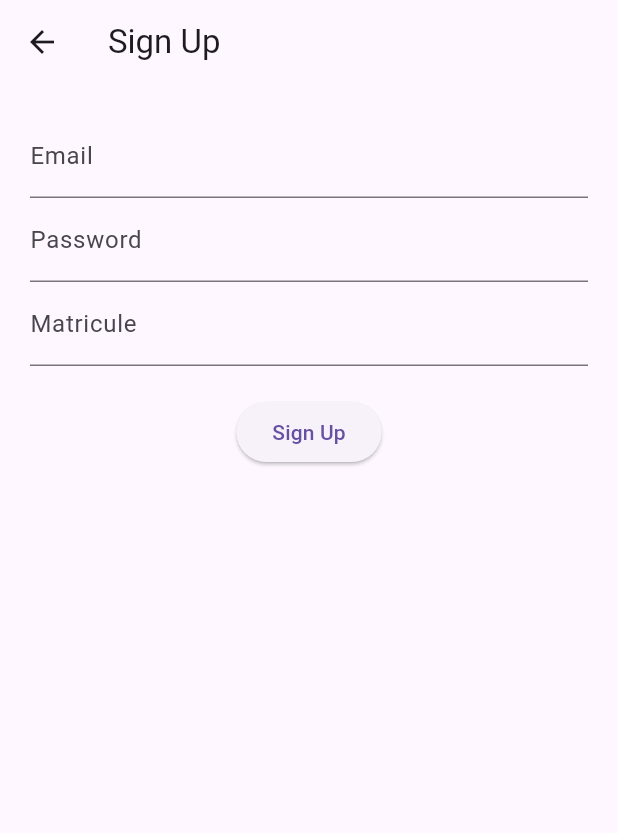
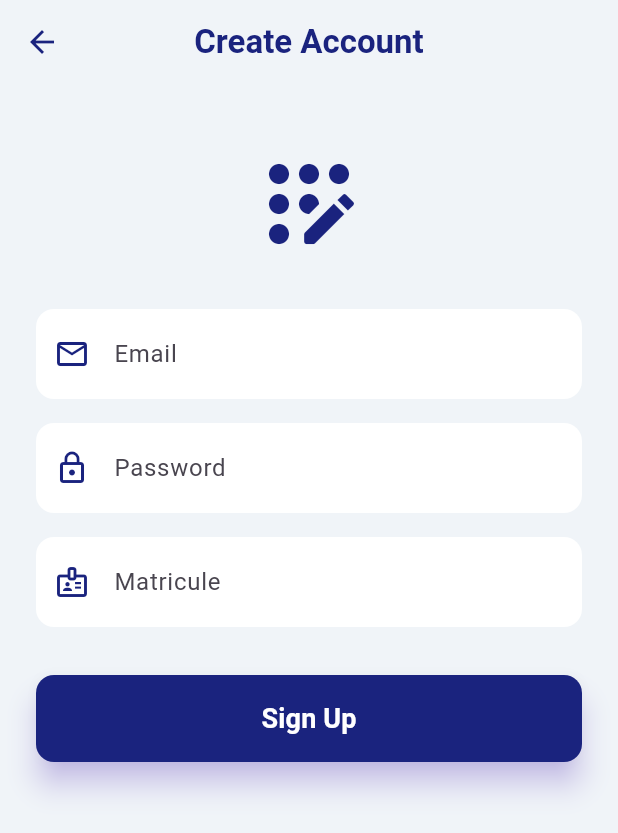
Before and after one commit to MohamedMouloudj/Identity-App, a Flutter app: the HomePage screen opened by its route, after a tap on the "logout" icon, after a tap on "Don't have an account? Sign up", on a phone screen of 412 x 824 dp. Shown: the top 833 px of the screen. Run offline on Flutter 3.47's test engine with Material 3 defaults, Android fonts, the phone set to English and light mode, and no system bars; our stand-ins replace audioplayers, flutter_dotenv, google_sign_in, supabase_flutter; accounts and stored records are empty; network calls fail.

Commit message:
changing ui

```diff
--- a/lib/views/home_screen.dart
+++ b/lib/views/home_screen.dart
@@ -6,7 +6,6 @@ class HomePage extends StatelessWidget {
 
   void _logout(BuildContext context) async {
     await Supabase.instance.client.auth.signOut();
-    // Navigate back to the login page (adjust route if needed)
     Navigator.pushReplacementNamed(context, '/login');
   }
 
@@ -15,8 +14,10 @@ class HomePage extends StatelessWidget {
     final user = Supabase.instance.client.auth.currentUser;
 
     return Scaffold(
+      backgroundColor: const Color(0xFFF0F4F8),
       appBar: AppBar(
-        title: const Text('Home Page'),
+        backgroundColor: const Color(0xFF1A237E),
+        title: const Text('Home'),
         actions: [
           IconButton(
             icon: const Icon(Icons.logout),
@@ -25,19 +26,10 @@ class HomePage extends StatelessWidget {
           ),
         ],
       ),
-      body: user == null
-          ? const Center(child: Text('No user found.'))
-          : Padding(
-        padding: const EdgeInsets.all(20.0),
-        child: Column(
-          crossAxisAlignment: CrossAxisAlignment.start,
-          children: [
-            Text("Welcome!",
-                style: Theme.of(context).textTheme.headlineMedium),
-            const SizedBox(height: 20),
-            Text("Email: ${user.email}"),
-            Text("User ID: ${user.id}"),
-          ],
+      body: Center(
+        child: Text(
+          'Welcome, ${user?.email ?? 'User'}!',
+          style: const TextStyle(fontSize: 24, fontWeight: FontWeight.w600, color: Color(0xFF1A237E)),
         ),
       ),
     );
--- a/lib/views/login_screen.dart
+++ b/lib/views/login_screen.dart
@@ -6,12 +6,11 @@ import '../services/supabase_service.dart';
 import 'signup_screen.dart';
 import 'package:audioplayers/audioplayers.dart';
 import 'home_screen.dart';
+
 Future<void> playSuccessSound() async {
   final player = AudioPlayer();
   await player.play(AssetSource('sounds/success.mp3'));
 }
-
-
 
 class LoginPage extends StatefulWidget {
   const LoginPage({super.key});
@@ -24,7 +23,6 @@ class _LoginPageState extends State<LoginPage> {
   final emailController = TextEditingController();
   final passwordController = TextEditingController();
 
-  // Replace these with your actual Google OAuth client IDs
   static const _webClientId = '576180003187-lm0096po53lvplidutctanbdqqnvol0f.apps.googleusercontent.com';
   static const _iosClientId = '576180003187-fgubv3mi386mn98vusnvt5hudr8i6o7e.apps.googleusercontent.com';
   static const _androidClientId = '576180003187-b90hqlci1ljt0cb8dv4mejsloqjs94vk.apps.googleusercontent.com';
@@ -32,27 +30,20 @@ class _LoginPageState extends State<LoginPage> {
   Future<void> signInWithGoogle() async {
     try {
       final googleSignIn = GoogleSignIn(
-        // Use the appropriate clientId for each platform
         clientId: Platform.isIOS ? _iosClientId : _androidClientId,
-        serverClientId: _webClientId, // For server-side token verification (if needed)
+        serverClientId: _webClientId,
       );
 
       final googleUser = await googleSignIn.signIn();
-      if (googleUser == null) {
-        // User cancelled the sign-in flow
-        return;
-      }
+      if (googleUser == null) return;
 
       final googleAuth = await googleUser.authentication;
 
       final accessToken = googleAuth.accessToken;
       final idToken = googleAuth.idToken;
 
-      if (accessToken == null || idToken == null) {
-        throw Exception('Missing Google tokens');
-      }
+      if (accessToken == null || idToken == null) throw Exception('Missing Google tokens');
 
-      // Sign in to Supabase using the Google tokens
       final res = await Supabase.instance.client.auth.signInWithIdToken(
         provider: OAuthProvider.google,
         idToken: idToken,
@@ -71,7 +62,6 @@ class _LoginPageState extends State<LoginPage> {
         );
       }
     } catch (e) {
-      print('Google Sign-in error: $e');
       ScaffoldMessenger.of(context).showSnackBar(
         SnackBar(content: Text('Google Sign-in failed: $e')),
       );
@@ -96,7 +86,6 @@ class _LoginPageState extends State<LoginPage> {
         );
       }
     } on AuthException catch (e) {
-      print('AuthException: ${e.message}');
       ScaffoldMessenger.of(context).showSnackBar(
         SnackBar(content: Text('Login failed: ${e.message}')),
       );
@@ -110,37 +99,70 @@ class _LoginPageState extends State<LoginPage> {
   @override
   Widget build(BuildContext context) {
     return Scaffold(
-      appBar: AppBar(title: const Text("Login")),
-      body: Padding(
-        padding: const EdgeInsets.all(20),
+      backgroundColor: const Color(0xFFF0F4F8),
+      appBar: AppBar(
+        backgroundColor: Colors.transparent,
+        elevation: 0,
+        title: const Text(
+          "Welcome Back",
+          style: TextStyle(color: Color(0xFF1A237E), fontWeight: FontWeight.bold),
+        ),
+        centerTitle: true,
+        iconTheme: const IconThemeData(color: Color(0xFF1A237E)),
+      ),
+      body: SingleChildScrollView(
+        padding: const EdgeInsets.symmetric(horizontal: 24, vertical: 40),
         child: Column(
+          crossAxisAlignment: CrossAxisAlignment.stretch,
           children: [
-            TextField(
+            const Icon(Icons.lock_open_rounded, size: 80, color: Color(0xFF1A237E)),
+            const SizedBox(height: 30),
+            _buildTextField(
               controller: emailController,
-              decoration: const InputDecoration(labelText: "Email"),
+              label: 'Email',
+              icon: Icons.email_outlined,
               keyboardType: TextInputType.emailAddress,
             ),
-            TextField(
+            const SizedBox(height: 16),
+            _buildTextField(
               controller: passwordController,
+              label: 'Password',
+              icon: Icons.lock_outline,
               obscureText: true,
-              decoration: const InputDecoration(labelText: "Password"),
             ),
-            const SizedBox(height: 10),
+            const SizedBox(height: 24),
             ElevatedButton(
               onPressed: signIn,
-              child: const Text("Login"),
+              style: ElevatedButton.styleFrom(
+                backgroundColor: const Color(0xFF1A237E),
+                padding: const EdgeInsets.symmetric(vertical: 16),
+                shape: RoundedRectangleBorder(borderRadius: BorderRadius.circular(12)),
+                elevation: 8,
+              ),
+              child: const Text(
+                'Login',
+                style: TextStyle(fontSize: 18, fontWeight: FontWeight.w600, color: Colors.white),
+              ),
             ),
-            const SizedBox(height: 20),
+            const SizedBox(height: 24),
             ElevatedButton(
               onPressed: () {
-                // TODO: Add your face login logic here
                 ScaffoldMessenger.of(context).showSnackBar(
                   const SnackBar(content: Text('Face login pressed (not implemented)')),
                 );
               },
-              child: const Text("Login with Face"),
+              style: ElevatedButton.styleFrom(
+                backgroundColor: const Color(0xFF3949AB),
+                padding: const EdgeInsets.symmetric(vertical: 16),
+                shape: RoundedRectangleBorder(borderRadius: BorderRadius.circular(12)),
+                elevation: 6,
+              ),
+              child: const Text(
+                'Login with Face',
+                style: TextStyle(fontSize: 16, fontWeight: FontWeight.w600),
+              ),
             ),
-            const SizedBox(height: 20),
+            const SizedBox(height: 24),
             ElevatedButton.icon(
               onPressed: signInWithGoogle,
               icon: Image.asset(
@@ -151,10 +173,13 @@ class _LoginPageState extends State<LoginPage> {
               label: const Text('Sign in with Google'),
               style: ElevatedButton.styleFrom(
                 backgroundColor: Colors.white,
-                foregroundColor: Colors.black,
+                foregroundColor: Colors.black87,
+                padding: const EdgeInsets.symmetric(vertical: 14),
+                shape: RoundedRectangleBorder(borderRadius: BorderRadius.circular(12)),
+                elevation: 6,
               ),
             ),
-            const SizedBox(height: 10),
+            const SizedBox(height: 20),
             TextButton(
               onPressed: () {
                 Navigator.push(
@@ -162,11 +187,36 @@ class _LoginPageState extends State<LoginPage> {
                   MaterialPageRoute(builder: (_) => const SignupPage()),
                 );
               },
-              child: const Text("Don't have an account? Sign up"),
+              child: const Text(
+                "Don't have an account? Sign up",
+                style: TextStyle(color: Color(0xFF1A237E), fontWeight: FontWeight.w600),
+              ),
             ),
           ],
         ),
       ),
     );
   }
+
+  Widget _buildTextField({
+    required TextEditingController controller,
+    required String label,
+    required IconData icon,
+    bool obscureText = false,
+    TextInputType keyboardType = TextInputType.text,
+  }) {
+    return TextField(
+      controller: controller,
+      obscureText: obscureText,
+      keyboardType: keyboardType,
+      decoration: InputDecoration(
+        prefixIcon: Icon(icon, color: const Color(0xFF1A237E)),
+        labelText: label,
+        filled: true,
+        fillColor: Colors.white,
+        contentPadding: const EdgeInsets.symmetric(vertical: 18, horizontal: 16),
+        border: OutlineInputBorder(borderRadius: BorderRadius.circular(12), borderSide: BorderSide.none),
+      ),
+    );
+  }
 }
--- a/lib/views/signup_screen.dart
+++ b/lib/views/signup_screen.dart
@@ -19,7 +19,6 @@ class _SignupPageState extends State<SignupPage> {
     final matricule = matriculeController.text.trim();
 
     try {
-
       final response = await Supabase.instance.client.auth.signUp(
         email: email,
         password: password,
@@ -38,8 +37,6 @@ class _SignupPageState extends State<SignupPage> {
             'id': userId,
             'matricule': matricule,
           });
-        } else {
-          print("**********Profile already exists.");
         }
 
         ScaffoldMessenger.of(context).showSnackBar(
@@ -62,23 +59,85 @@ class _SignupPageState extends State<SignupPage> {
 
   @override
   Widget build(BuildContext context) {
+    final theme = Theme.of(context);
     return Scaffold(
-      appBar: AppBar(title: const Text("Sign Up")),
-      body: Padding(
-        padding: const EdgeInsets.all(20),
+      backgroundColor: const Color(0xFFF0F4F8),
+      appBar: AppBar(
+        backgroundColor: Colors.transparent,
+        elevation: 0,
+        title: const Text(
+          "Create Account",
+          style: TextStyle(color: Color(0xFF1A237E), fontWeight: FontWeight.bold),
+        ),
+        centerTitle: true,
+        iconTheme: const IconThemeData(color: Color(0xFF1A237E)),
+      ),
+      body: SingleChildScrollView(
+        padding: const EdgeInsets.symmetric(horizontal: 24, vertical: 40),
         child: Column(
+          crossAxisAlignment: CrossAxisAlignment.stretch,
           children: [
-            TextField(controller: emailController, decoration: const InputDecoration(labelText: "Email")),
-            TextField(controller: passwordController, obscureText: true, decoration: const InputDecoration(labelText: "Password")),
-            TextField(controller: matriculeController, decoration: const InputDecoration(labelText: "Matricule")),
-            const SizedBox(height: 20),
+            const Icon(Icons.app_registration_rounded, size: 80, color: Color(0xFF1A237E)),
+            const SizedBox(height: 30),
+            _buildTextField(
+              controller: emailController,
+              label: 'Email',
+              icon: Icons.email_outlined,
+              keyboardType: TextInputType.emailAddress,
+            ),
+            const SizedBox(height: 16),
+            _buildTextField(
+              controller: passwordController,
+              label: 'Password',
+              icon: Icons.lock_outline,
+              obscureText: true,
+            ),
+            const SizedBox(height: 16),
+            _buildTextField(
+              controller: matriculeController,
+              label: 'Matricule',
+              icon: Icons.badge_outlined,
+            ),
+            const SizedBox(height: 32),
             ElevatedButton(
               onPressed: signUp,
-              child: const Text("Sign Up"),
+              style: ElevatedButton.styleFrom(
+                backgroundColor: const Color(0xFF1A237E),
+                padding: const EdgeInsets.symmetric(vertical: 16),
+                shape: RoundedRectangleBorder(borderRadius: BorderRadius.circular(12)),
+                shadowColor: Colors.deepPurpleAccent.withOpacity(0.5),
+                elevation: 8,
+              ),
+              child: const Text(
+                'Sign Up',
+                style: TextStyle(fontSize: 18, fontWeight: FontWeight.w600, color: Colors.white),
+              ),
             ),
           ],
         ),
       ),
     );
   }
+
+  Widget _buildTextField({
+    required TextEditingController controller,
+    required String label,
+    required IconData icon,
+    bool obscureText = false,
+    TextInputType keyboardType = TextInputType.text,
+  }) {
+    return TextField(
+      controller: controller,
+      obscureText: obscureText,
+      keyboardType: keyboardType,
+      decoration: InputDecoration(
+        prefixIcon: Icon(icon, color: const Color(0xFF1A237E)),
+        labelText: label,
+        filled: true,
+        fillColor: Colors.white,
+        contentPadding: const EdgeInsets.symmetric(vertical: 18, horizontal: 16),
+        border: OutlineInputBorder(borderRadius: BorderRadius.circular(12), borderSide: BorderSide.none),
+      ),
+    );
+  }
 }
```
